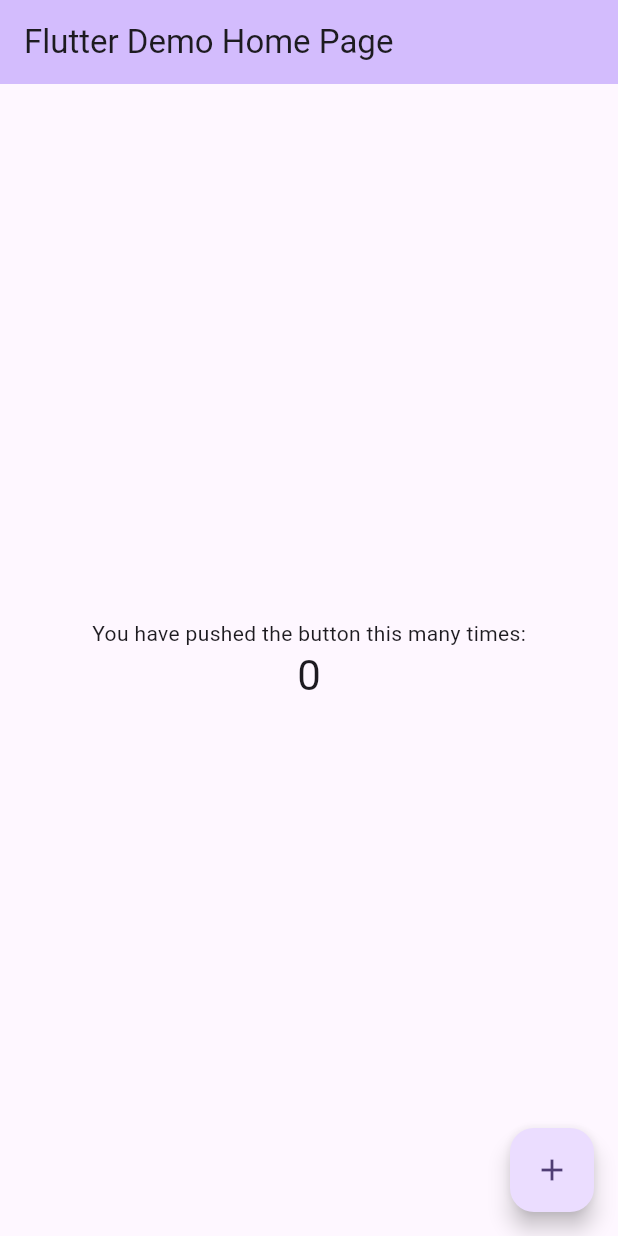
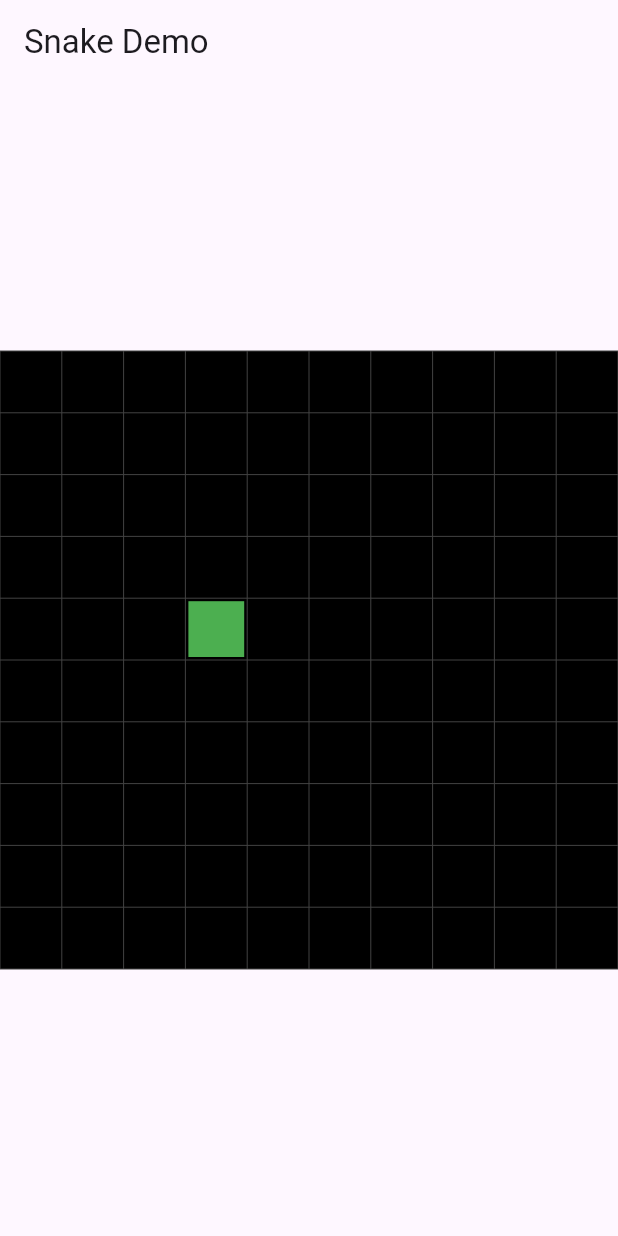
Before and after one commit to MystyMable/flutter_snake, a Flutter app: the screen it shows after launch, on a phone screen of 412 x 824 dp. Run offline on Flutter 3.47's test engine with Material 3 defaults, Android fonts, the phone set to English and light mode, and no system bars.

Commit message:
We got a grid working with a little single-cell snake sitting in one of the cells.

```diff
--- a/lib/main.dart
+++ b/lib/main.dart
@@ -1,4 +1,5 @@
 import 'package:flutter/material.dart';
+import 'snake_game.dart'; // importing our new file
 
 void main() {
   runApp(const MyApp());
@@ -11,7 +12,7 @@ class MyApp extends StatelessWidget {
   @override
   Widget build(BuildContext context) {
     return MaterialApp(
-      title: 'Flutter Demo',
+      title: 'Snake Demo',
       theme: ThemeData(
         // This is the theme of your application.
         //
@@ -30,7 +31,11 @@ class MyApp extends StatelessWidget {
         // tested with just a hot reload.
         colorScheme: ColorScheme.fromSeed(seedColor: Colors.deepPurple),
       ),
-      home: const MyHomePage(title: 'Flutter Demo Home Page'),
+      // home: const MyHomePage(title: 'Flutter Demo Home Page'),
+      home: Scaffold(
+        appBar: AppBar(title: Text("Snake Demo")),
+        body: SnakeGame(), //Game goes here
+      )
     );
   }
 }
--- /dev/null
+++ b/lib/snake_game.dart
@@ -0,0 +1,53 @@
+import 'package:flutter/material.dart';
+
+class SnakeGame extends StatelessWidget {
+  const SnakeGame({super.key});
+
+  @override
+  Widget build(BuildContext context) {
+    // Just a placeholder grid with one "snake" square
+    return Center(
+      child: AspectRatio(
+        aspectRatio: 1, // make it square
+        child: Container(
+          color: Colors.black,
+          child: CustomPaint(
+            painter: _SnakePainter(),
+          ),
+        ),
+      ),
+    );
+  }
+}
+
+class _SnakePainter extends CustomPainter {
+  @override
+  void paint(Canvas canvas, Size size) {
+    final paintGrid = Paint()
+      ..color = Colors.grey.shade800
+      ..style = PaintingStyle.stroke;
+
+    // draw a simple 10x10 grid
+    const int rows = 10;
+    const int cols = 10;
+    final cellW = size.width / cols;
+    final cellH = size.height / rows;
+
+    for (int i = 0; i <= cols; i++) {
+      final x = i * cellW;
+      canvas.drawLine(Offset(x, 0), Offset(x, size.height), paintGrid);
+    }
+    for (int j = 0; j <= rows; j++) {
+      final y = j * cellH;
+      canvas.drawLine(Offset(0, y), Offset(size.width, y), paintGrid);
+    }
+
+    // draw a single green square at (3,4)
+    final snakePaint = Paint()..color = Colors.green;
+    final rect = Rect.fromLTWH(3 * cellW, 4 * cellH, cellW, cellH);
+    canvas.drawRect(rect.deflate(2), snakePaint);
+  }
+
+  @override
+  bool shouldRepaint(covariant CustomPainter oldDelegate) => false;
+}
```
